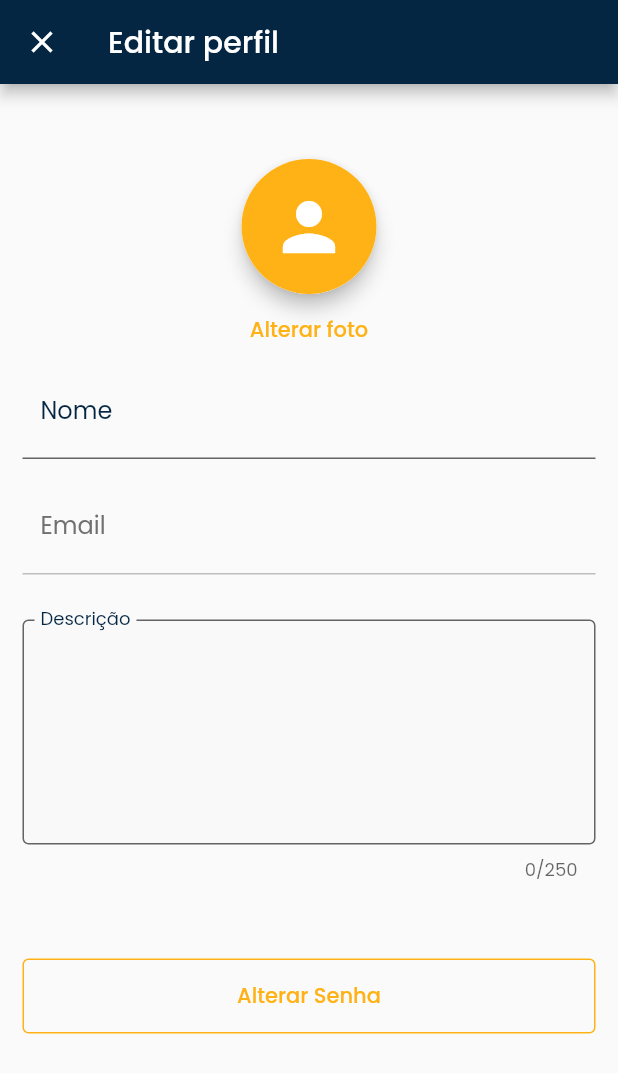
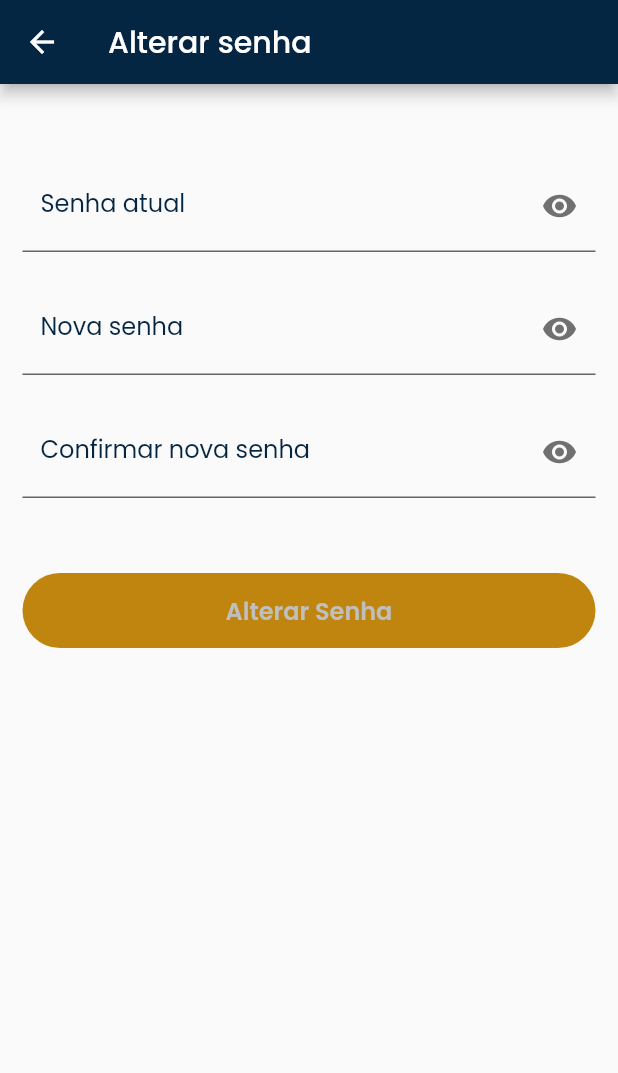
Before and after one commit to Gutomz/Emptio_APP, a Flutter app: the EditProfileView screen opened directly with empty values, after a tap on "Alterar Senha", on a phone screen of 412 x 824 dp. Shown: the top 1073 px of the screen. Run offline on Flutter 3.47's test engine with Material 2 defaults, Android fonts, the phone set to English and light mode, and no system bars; our stand-ins replace animated_bottom_navigation_bar, badges, connectivity_plus, firebase_core, flutter_masked_text2, flutter_mobx and 9 more; missing offline and left inert: mime_type; accounts and stored records are empty; generated files the repository leaves out were written again.

Commit message:
Change Password View

```diff
--- a/lib/common/widgets/underlined_text_field.widget.dart
+++ b/lib/common/widgets/underlined_text_field.widget.dart
@@ -8,9 +8,11 @@ class UnderlinedTextField extends StatelessWidget {
   final TextEditingController? controller;
   final TextInputType? keyboardType;
   final Widget? suffix;
+  final Widget? suffixIcon;
   final TextInputAction? textInputAction;
   final int? maxLength;
   final TextCapitalization textCapitalization;
+  final bool obscureText;
 
   final Function(String)? onChanged;
   final Function()? onEditingComplete;
@@ -23,11 +25,13 @@ class UnderlinedTextField extends StatelessWidget {
     this.controller,
     this.keyboardType,
     this.suffix,
+    this.suffixIcon,
     this.textInputAction,
     this.onChanged,
     this.onEditingComplete,
     this.maxLength,
     this.textCapitalization = TextCapitalization.none,
+    this.obscureText = false,
   }) : super(key: key);
 
   @override
@@ -61,10 +65,80 @@ class UnderlinedTextField extends StatelessWidget {
         ),
         suffix: suffix,
         fillColor: Colors.transparent,
+        suffixIcon: suffixIcon,
       ),
+      obscureText: obscureText,
       onChanged: onChanged,
       onEditingComplete: onEditingComplete,
       textInputAction: textInputAction,
     );
   }
 }
+
+class UnderlinedPasswordTextField extends StatefulWidget {
+  final bool? enabled;
+  final String label;
+  final String? errorText;
+  final TextEditingController? controller;
+  final TextInputType? keyboardType;
+  final Widget? suffix;
+  final TextInputAction? textInputAction;
+  final int? maxLength;
+  final TextCapitalization textCapitalization;
+  final Color? iconColor;
+
+  final Function(String)? onChanged;
+  final Function()? onEditingComplete;
+
+  const UnderlinedPasswordTextField({
+    Key? key,
+    this.enabled,
+    required this.label,
+    this.errorText,
+    this.controller,
+    this.keyboardType,
+    this.suffix,
+    this.textInputAction,
+    this.onChanged,
+    this.onEditingComplete,
+    this.maxLength,
+    this.textCapitalization = TextCapitalization.none,
+    this.iconColor,
+  }) : super(key: key);
+
+  @override
+  _UnderlinedPasswordTextFieldState createState() =>
+      _UnderlinedPasswordTextFieldState();
+}
+
+class _UnderlinedPasswordTextFieldState
+    extends State<UnderlinedPasswordTextField> {
+  bool visible = false;
+
+  @override
+  Widget build(BuildContext context) {
+    return UnderlinedTextField(
+      label: widget.label,
+      enabled: widget.enabled,
+      errorText: widget.errorText,
+      controller: widget.controller,
+      keyboardType: widget.keyboardType,
+      suffix: widget.suffix,
+      textInputAction: widget.textInputAction,
+      onChanged: widget.onChanged,
+      onEditingComplete: widget.onEditingComplete,
+      maxLength: widget.maxLength,
+      textCapitalization: widget.textCapitalization,
+      obscureText: !visible,
+      suffixIcon: IconButton(
+        onPressed: () => setState(() {
+          visible = !visible;
+        }),
+        icon: Icon(
+          visible ? Icons.visibility_off : Icons.visibility,
+          color: widget.iconColor ?? AppColors.grey,
+        ),
+      ),
+    );
+  }
+}
--- a/lib/core/app_api.dart
+++ b/lib/core/app_api.dart
@@ -90,13 +90,13 @@ class AppApi {
     return _handleResponse(response);
   }
 
-  Future<dynamic> patch(String path, Map<String, dynamic> body) async {
+  Future<dynamic> patch(String path, {Map<String, dynamic>? body}) async {
     final response = await http.patch(
       _getURI(
         pathExtension: path,
       ),
       headers: _getHeaders(),
-      body: jsonEncode(body),
+      body: body != null ? jsonEncode(body) : null,
     );
 
     return _handleResponse(response);
--- /dev/null
+++ b/lib/views/change_password/change_password.view.dart
@@ -0,0 +1,134 @@
+import 'package:emptio/common/widgets/underlined_text_field.widget.dart';
+import 'package:emptio/core/app_colors.dart';
+import 'package:emptio/views/change_password/store/change_password.store.dart';
+import 'package:flutter/material.dart';
+import 'package:flutter_mobx/flutter_mobx.dart';
+import 'package:mobx/mobx.dart';
+
+class ChangePasswordView extends StatefulWidget {
+  ChangePasswordView({Key? key}) : super(key: key);
+
+  @override
+  _ChangePasswordViewState createState() => _ChangePasswordViewState();
+}
+
+class _ChangePasswordViewState extends State<ChangePasswordView> {
+  final ChangePasswordStore _store = ChangePasswordStore();
+
+  late ReactionDisposer errorDisposer;
+
+  @override
+  void initState() {
+    errorDisposer = reaction((_) => _store.error, (String error) {
+      if (error.isNotEmpty) {
+        ScaffoldMessenger.of(context).hideCurrentSnackBar();
+        ScaffoldMessenger.of(context).showSnackBar(
+          SnackBar(
+            content: Text(error),
+          ),
+        );
+      }
+    });
+
+    super.initState();
+  }
+
+  @override
+  void dispose() {
+    errorDisposer();
+    super.dispose();
+  }
+
+  @override
+  Widget build(BuildContext context) {
+    final node = FocusScope.of(context);
+
+    return Scaffold(
+      appBar: AppBar(
+        title: Text("Alterar senha"),
+      ),
+      body: SingleChildScrollView(
+        child: Padding(
+          padding: EdgeInsets.only(top: 50, left: 15, right: 15),
+          child: Column(
+            children: [
+              Observer(builder: (_) {
+                return UnderlinedPasswordTextField(
+                  label: "Senha atual",
+                  onChanged: _store.setActualPassword,
+                  errorText: _store.actualPasswordError,
+                  keyboardType: TextInputType.visiblePassword,
+                  onEditingComplete: () {
+                    node.nextFocus();
+                    node.nextFocus();
+                  },
+                  textInputAction: TextInputAction.next,
+                );
+              }),
+              SizedBox(height: 20),
+              Observer(builder: (_) {
+                return UnderlinedPasswordTextField(
+                  label: "Nova senha",
+                  onChanged: _store.setNewPassword,
+                  errorText: _store.newPasswordError,
+                  keyboardType: TextInputType.visiblePassword,
+                  onEditingComplete: () {
+                    node.nextFocus();
+                    node.nextFocus();
+                  },
+                  textInputAction: TextInputAction.next,
+                );
+              }),
+              SizedBox(height: 20),
+              Observer(builder: (_) {
+                return UnderlinedPasswordTextField(
+                  label: "Confirmar nova senha",
+                  onChanged: _store.setConfirmNewPassword,
+                  errorText: _store.confirmNewPasswordError,
+                  keyboardType: TextInputType.visiblePassword,
+                  textInputAction: TextInputAction.done,
+                );
+              }),
+              SizedBox(height: 50),
+              SizedBox(
+                height: 50,
+                width: double.infinity,
+                child: Observer(builder: (_) {
+                  return ElevatedButton(
+                    onPressed: _store.isFormValid ? _onFormSubmit : null,
+                    child: _store.loading
+                        ? CircularProgressIndicator(
+                            color: Colors.white,
+                            strokeWidth: 2,
+                          )
+                        : Text(
+                            'Alterar Senha',
+                            style: TextStyle(
+                              fontSize: 16,
+                              fontWeight: FontWeight.w600,
+                            ),
+                          ),
+                  );
+                }),
+              ),
+            ],
+          ),
+        ),
+      ),
+    );
+  }
+
+  Future<void> _onFormSubmit() async {
+    FocusScope.of(context).unfocus();
+    final changed = await _store.changePassword();
+
+    if (changed) {
+      ScaffoldMessenger.of(context).hideCurrentSnackBar();
+      ScaffoldMessenger.of(context).showSnackBar(SnackBar(
+        content: Text("Senha alterada com sucesso!"),
+        backgroundColor: AppColors.green,
+      ));
+      Navigator.of(context).pop();
+    }
+  }
+}
--- /dev/null
+++ b/lib/views/change_password/store/change_password.store.dart
@@ -0,0 +1,114 @@
+import 'package:emptio/repositories/user.repository.dart';
+import 'package:emptio/view-models/change_password.view-model.dart';
+import 'package:mobx/mobx.dart';
+part 'change_password.store.g.dart';
+
+class ChangePasswordStore = _ChangePasswordStoreBase with _$ChangePasswordStore;
+
+abstract class _ChangePasswordStoreBase with Store {
+  @observable
+  String? actualPassword;
+
+  @observable
+  String? newPassword;
+
+  @observable
+  String? confirmNewPassword;
+
+  @observable
+  bool loading = false;
+
+  @observable
+  String error = "";
+
+  @action
+  void setActualPassword(String _value) => actualPassword = _value;
+
+  @action
+  void setNewPassword(String _value) => newPassword = _value;
+
+  @action
+  void setConfirmNewPassword(String _value) => confirmNewPassword = _value;
+
+  @action
+  Future<bool> changePassword() async {
+    loading = true;
+    error = "";
+
+    final model = ChangePasswordViewModel(
+      actualPassword: actualPassword!,
+      newPassword: newPassword!,
+    );
+
+    try {
+      await UserRepository().changePassword(model);
+      return true;
+    } on String catch (_error) {
+      error = _error;
+      return false;
+    } finally {
+      loading = false;
+    }
+  }
+
+  @computed
+  bool get actualPasswordValid {
+    final _password = actualPassword ?? "";
+    return _password.isNotEmpty && _password.length >= 6;
+  }
+
+  @computed
+  String? get actualPasswordError {
+    final _password = actualPassword ?? "";
+    if (actualPassword == null || actualPasswordValid) {
+      return null;
+    } else if (_password.isEmpty) {
+      return "Campo obrigatório!";
+    }
+
+    return "Senha muito curta!";
+  }
+
+  @computed
+  bool get newPasswordValid {
+    final _password = newPassword ?? "";
+    return _password.isNotEmpty && _password.length >= 6;
+  }
+
+  @computed
+  String? get newPasswordError {
+    final _password = newPassword ?? "";
+    if (newPassword == null || newPasswordValid) {
+      return null;
+    } else if (_password.isEmpty) {
+      return "Campo obrigatório!";
+    }
+
+    return "Senha muito curta!";
+  }
+
+  @computed
+  bool get confirmNewPasswordValid {
+    final _password = confirmNewPassword ?? "";
+    return _password.isNotEmpty && newPasswordValid && _password == newPassword;
+  }
+
+  @computed
+  String? get confirmNewPasswordError {
+    final _password = confirmNewPassword ?? "";
+    if (confirmNewPassword == null || confirmNewPasswordValid) {
+      return null;
+    } else if (_password.isEmpty) {
+      return "Campo obrigatório!";
+    }
+
+    return "As senhas não coincidem!";
+  }
+
+  @computed
+  bool get hasError => error.isNotEmpty;
+
+  @computed
+  bool get isFormValid =>
+      actualPasswordValid && newPasswordValid && confirmNewPasswordValid;
+}
--- a/lib/views/edit_profile/edit_profile.view.dart
+++ b/lib/views/edit_profile/edit_profile.view.dart
@@ -4,6 +4,7 @@ import 'package:emptio/common/widgets/underlined_text_field.widget.dart';
 import 'package:emptio/core/app_colors.dart';
 import 'package:emptio/helpers/pick_image.dart';
 import 'package:emptio/models/profile_user.model.dart';
+import 'package:emptio/views/change_password/change_password.view.dart';
 import 'package:emptio/views/edit_profile/store/edit_profile.store.dart';
 import 'package:flutter/material.dart';
 import 'package:flutter_mobx/flutter_mobx.dart';
@@ -185,7 +186,9 @@ class EditProfileView extends StatelessWidget {
   }
 
   void _onPressChangePassword(BuildContext context) {
-    // TODO - Navigate to edit password view
+    Navigator.of(context).push(
+      MaterialPageRoute(builder: (context) => ChangePasswordView()),
+    );
   }
 
   Future<void> _onPressClose(BuildContext context) async {
```
Also changed, not shown: lib/repositories/user.repository.dart (+15 -0 lines), lib/view-models/change_password.view-model.dart (added, +16 -0 lines), lib/views/change_password/store/change_password.store.g.dart (added).
